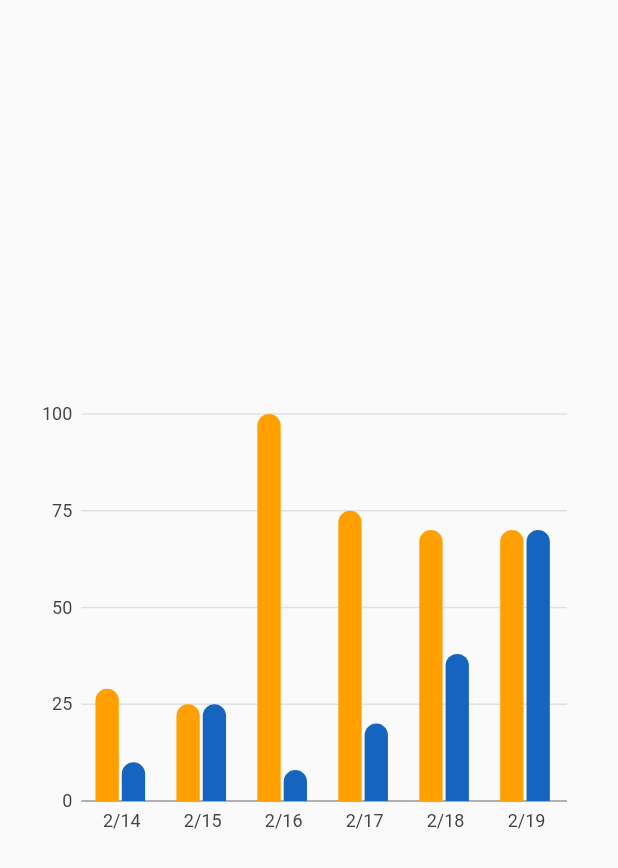
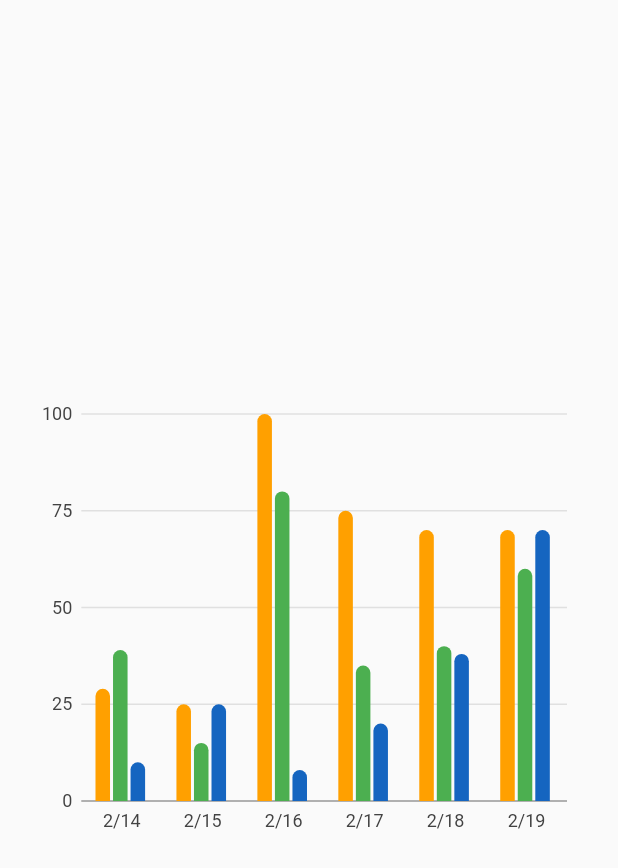
Before and after one commit to Zheyuan-Robert-Xu/daftapp, a Flutter app: the screen it shows after launch, on a phone screen of 412 x 824 dp. Shown: the top 868 px of the screen. Run offline on Flutter 3.47's test engine with Material 2 defaults, Android fonts, the phone set to English and light mode, and no system bars; our stand-ins replace charts_flutter; missing offline and left inert: charts_common; statements that could not run were skipped.

Commit message:
enble use own git repository

```diff
--- a/lib/series_legend_options.dart
+++ b/lib/series_legend_options.dart
@@ -1,6 +1,7 @@
 import 'dart:math';
 
 import 'package:charts_common/common.dart' as common;
+import 'package:flutter/foundation.dart';
 import 'package:flutter/material.dart';
 import 'package:charts_flutter/flutter.dart' as charts;
 
@@ -30,21 +31,22 @@ class LegendOptions extends StatelessWidget {
       barGroupingType: charts.BarGroupingType.grouped,
       defaultRenderer: charts.BarRendererConfig(
           cornerStrategy: const charts.ConstCornerStrategy(50)),
-      primaryMeasureAxis: charts.NumericAxisSpec(
+      primaryMeasureAxis: const charts.NumericAxisSpec(
         tickProviderSpec: charts.BasicNumericTickProviderSpec(
           desiredMinTickCount: 6,
           desiredMaxTickCount: 10,
         ),
       ),
-      secondaryMeasureAxis: charts.NumericAxisSpec(
+      secondaryMeasureAxis: const charts.NumericAxisSpec(
           tickProviderSpec: charts.BasicNumericTickProviderSpec(
               desiredTickCount: 6, desiredMaxTickCount: 10)),
       selectionModels: [
         charts.SelectionModelConfig(
             changedListener: (charts.SelectionModel model) {
-          if (model.hasDatumSelection)
+          if (model.hasDatumSelection) if (kDebugMode) {
             print(model.selectedSeries[0]
                 .measureFn(model.selectedDatum[0].index));
+          }
         })
       ],
       behaviors: [
@@ -76,6 +78,15 @@ class LegendOptions extends StatelessWidget {
       OrdinalSales('2/19', 70),
     ];
 
+    final phoneSalesData = [
+      OrdinalSales('2/14', 39),
+      OrdinalSales('2/15', 15),
+      OrdinalSales('2/16', 80),
+      OrdinalSales('2/17', 35),
+      OrdinalSales('2/18', 40),
+      OrdinalSales('2/19', 60),
+    ];
+
     return [
       charts.Series<OrdinalSales, String>(
           id: 'expense',
@@ -86,6 +97,15 @@ class LegendOptions extends StatelessWidget {
           labelAccessorFn: (OrdinalSales sales, _) =>
               'expense: ${sales.sales.toString()}',
           displayName: "Expense"),
+      charts.Series<OrdinalSales, String>(
+          id: 'try',
+          domainFn: (OrdinalSales sales, _) => sales.year,
+          measureFn: (OrdinalSales sales, _) => sales.sales,
+          data: phoneSalesData,
+          colorFn: (_, __) => charts.ColorUtil.fromDartColor(Colors.green),
+          labelAccessorFn: (OrdinalSales sales, _) =>
+              'try: ${sales.sales.toString()}',
+          displayName: "try"),
       charts.Series<OrdinalSales, String>(
         id: 'income',
         domainFn: (OrdinalSales sales, _) => sales.year,
--- a/pubspec.yaml
+++ b/pubspec.yaml
@@ -36,19 +36,19 @@ dependencies:
   cupertino_icons: ^1.0.2
   lottie: ^1.2.2
   pretty_gauge: ^1.0.1
-  # charts_flutter: ^0.12.0
   charts_flutter:
     git:
       url: https://github.com/Zheyuan-Robert-Xu/charts.git
       path: charts_flutter
       ref: longpress
 
-  # charts_common: ^0.12.0
+
   charts_common:
-     git:
+    git:
       url: https://github.com/Zheyuan-Robert-Xu/charts.git
       path: charts_common
       ref: longpress
+
 
 dev_dependencies:
   flutter_test:
```
Also changed, not shown: pubspec.lock.
